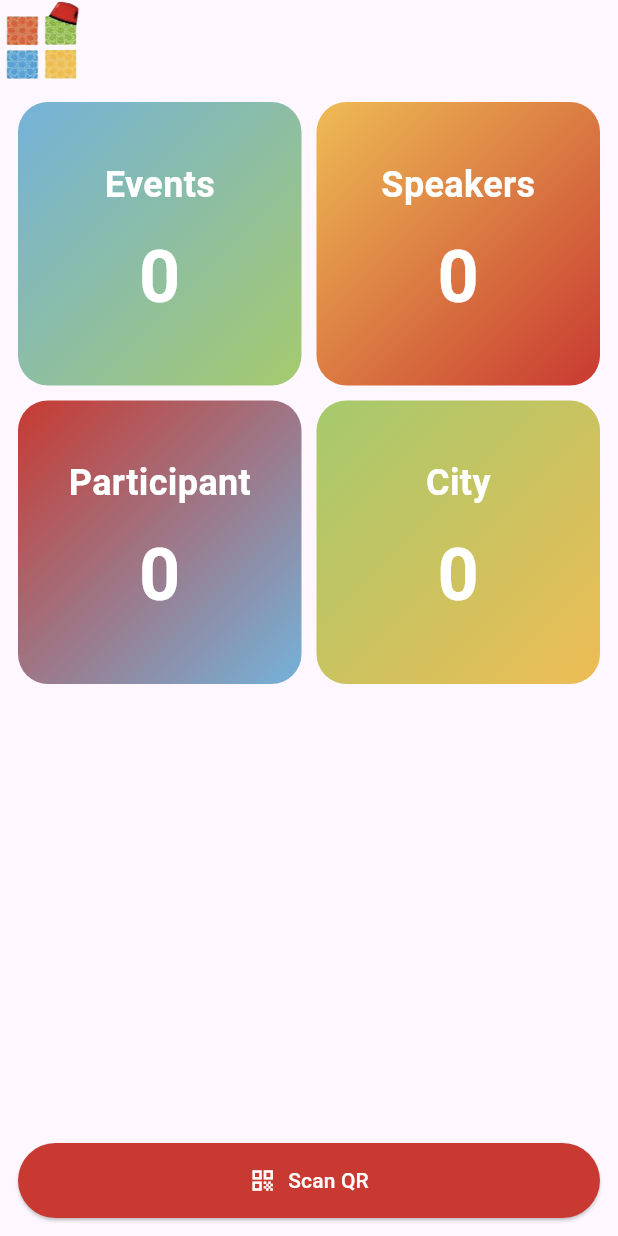
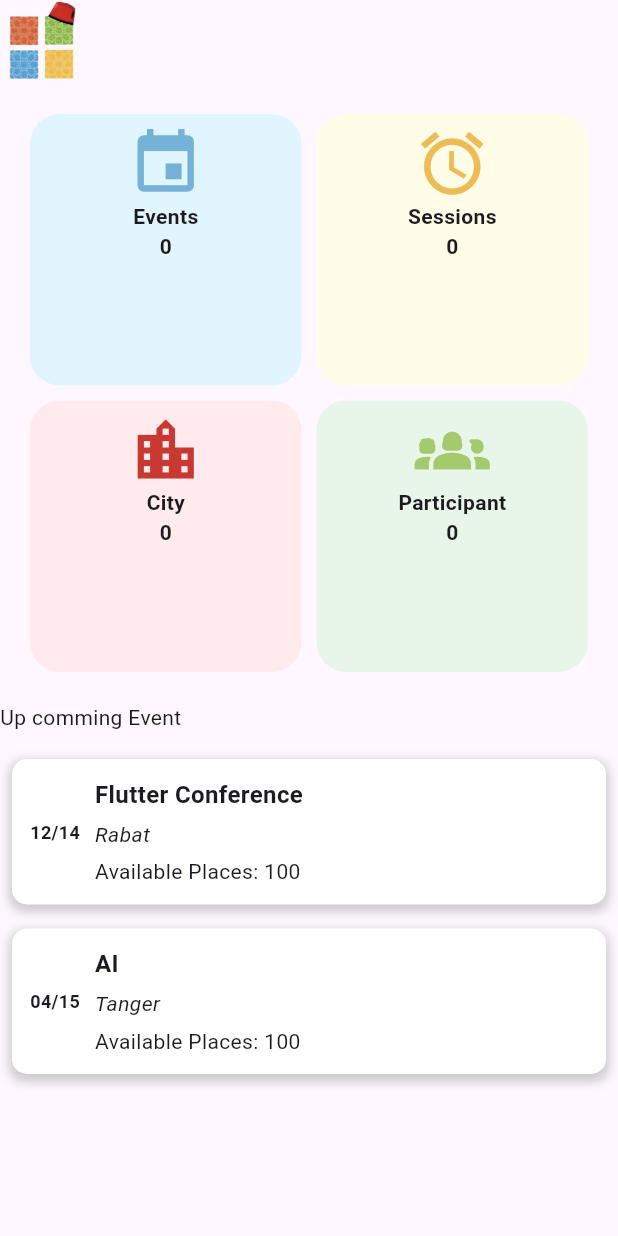
Before and after one commit to MRD-HG/Mobile_MMC, a Flutter app: the ScanPage screen opened directly, on a phone screen of 412 x 824 dp. Run offline on Flutter 3.47's test engine with Material 3 defaults, Android fonts, the light colour scheme and no system bars; our stand-ins replace flutter_spinkit, qr_flutter; missing offline and left inert: flutter_barcode_scanner.

Commit message:
add view to Main Admin Page

```diff
--- a/back_mobile/lib/main.dart
+++ b/back_mobile/lib/main.dart
@@ -12,12 +12,10 @@ class LodingPage extends StatelessWidget {
 
   @override
   Widget build(BuildContext context) {
-    return  const MaterialApp(
-      home:Scaffold(
+    return const MaterialApp(
+        home: Scaffold(
       body: Loding(),
-        )
-
-    );
+    ));
   }
 }
 
@@ -44,12 +42,16 @@ class _LodingState extends State<Loding> {
 
   @override
   Widget build(BuildContext context) {
-    return  MaterialApp(
+    return MaterialApp(
       debugShowCheckedModeBanner: false,
       home: Scaffold(
         body: Center(
             child: Row(
           mainAxisAlignment: MainAxisAlignment.center,
+          children: [
+            Column(
+          mainAxisAlignment: MainAxisAlignment.center,
+
               children: [
                 const Padding(
                     padding: EdgeInsets.all(1),
@@ -60,13 +62,15 @@ class _LodingState extends State<Loding> {
                         height: 150,
                       ),
                     )),
-            Padding(padding: EdgeInsets.only(top: 10),
+                Padding(
+                  padding: EdgeInsets.only(top: 10),
                   child: SpinKitWave(
                     color: Colors.orange[600],
                     size: 30,
-
-
-              ),)
+                  ),
+                )
+              ],
+            ),
           ],
         )),
       ),
--- a/back_mobile/lib/view/Admin/Qr_scanner.dart
+++ b/back_mobile/lib/view/Admin/Qr_scanner.dart
@@ -0,0 +1,76 @@
+import 'package:flutter/material.dart';
+import 'package:flutter/services.dart';
+import 'package:qr_flutter/qr_flutter.dart';
+import 'package:flutter_barcode_scanner/flutter_barcode_scanner.dart';
+
+class QR_Scan extends StatefulWidget {
+  const QR_Scan({super.key});
+
+  @override
+  State<QR_Scan> createState() => _QR_ScanState();
+}
+
+class _QR_ScanState extends State<QR_Scan> {
+   String qrResult="";
+  Future<void>ScanQR()async{
+  try{
+    final qrcode = await FlutterBarcodeScanner.scanBarcode('#ff6666', 'Cancel', true, ScanMode.QR);
+    if(!mounted)return;
+      setState(() {
+        this.qrResult= qrcode.toString();
+      });
+
+  }on PlatformException{
+    Icon(Icons.error);
+    qrResult = "Fail to Read QR Code";
+  }
+
+  }
+
+  @override
+  Widget build(BuildContext context) {
+    return MaterialApp(
+      home: Scaffold(
+        appBar: AppBar(
+          leading: const SizedBox(
+           width: 200,
+            height: 200,
+          child:  Image(
+            image: AssetImage("assets/images/logo-only.png"),
+           width: 100,
+            height: 100,
+            fit: BoxFit.fill,),
+        )
+        ),
+        body: Container(
+          child: Column(
+            mainAxisAlignment: MainAxisAlignment.center,
+            children: [
+              ElevatedButton.icon(
+              label:Center(child: Text("Scan The Code")),
+              icon: Icon(Icons.qr_code_scanner_rounded),
+              onPressed: ()=>{},
+
+              ),
+              SingleChildScrollView(
+                child: Column(
+                  mainAxisAlignment: MainAxisAlignment.center,
+                  children: [
+                    Text(qrResult,style: TextStyle(fontWeight: FontWeight.bold,fontSize: 20),),
+                    ElevatedButton.icon(
+                      onPressed: ScanQR,
+                    icon: const Icon(Icons.qr_code_2_outlined),
+                    label:Text("Scan QR_Code") ,
+
+                      )
+                  ],
+                ),
+              )
+            ],
+          ),
+
+        ),
+      ),
+    );
+  }
+}
--- a/back_mobile/lib/view/Admin/mainAdmin.dart
+++ b/back_mobile/lib/view/Admin/mainAdmin.dart
@@ -10,14 +10,13 @@ class MyApp extends StatelessWidget {
     return MaterialApp(
       debugShowCheckedModeBanner: false,
       home: ScanPage(),
-
     );
   }
 }
 
 class ScanPage extends StatefulWidget {
   @override
-  State<ScanPage> createState() => _ScanPageState();
+  _ScanPageState createState() => _ScanPageState();
 }
 
 class _ScanPageState extends State<ScanPage> {
@@ -25,55 +24,199 @@ class _ScanPageState extends State<ScanPage> {
   Widget build(BuildContext context) {
     return Scaffold(
       appBar: AppBar(
-        // title: const Text("MMC",
-        // style: TextStyle(
-        //   fontWeight: FontWeight.bold,
-        //   color: Color(0xFFc83a31)
-        // ),
-        // ),
-        centerTitle: true,
-        leading:const SizedBox(
-           width: 200,
-            height: 200,
-          child:  Image(
-            image: AssetImage("assets/images/logo-only.png"),
-           width: 100,
-            height: 100,
-            fit: BoxFit.fill,),
-        )
+        leading: Image(image: AssetImage("assets/images/logo-only.png")),
       ),
-      body: Center(
+      body: CustomScrollView(
+        primary: false,
+        slivers: <Widget>[
+          SliverPadding(
+            padding: const EdgeInsets.all(20),
+            sliver: SliverGrid.count(
+              crossAxisSpacing: 10,
+              mainAxisSpacing: 10,
+              crossAxisCount: 2,
+              children: <Widget>[
+                Container(
+                  decoration: BoxDecoration(
+                      color: Colors.lightBlue[50],
+                      borderRadius: BorderRadius.circular(20)),
+                  padding: const EdgeInsets.all(8),
+                  child: const Column(
+                    children: [
+                      Icon(
+                        Icons.event,
+                        size: 50,
+                        color: Color(0xFF74b2da),
+                      ),
+                      Text(
+                        "Events",
+                        style: TextStyle(fontWeight: FontWeight.bold),
+                      ),
+                      Text(
+                        "0",
+                        style: TextStyle(fontWeight: FontWeight.bold),
+                      ),
+                    ],
+                  ),
+                ),
+                Container(
+                  decoration: BoxDecoration(
+                      color: Colors.yellow[50],
+                      borderRadius: BorderRadius.circular(20)),
+                  padding: const EdgeInsets.all(8),
+                  child: const Column(
+                    children: [
+                      Icon(
+                        Icons.alarm,
+                        size: 50,
+                        color: Color(0xFFeebc54),
+                      ),
+                      Text(
+                        "Sessions",
+                        style: TextStyle(fontWeight: FontWeight.bold),
+                      ),
+                      Text(
+                        "0",
+                        style: TextStyle(fontWeight: FontWeight.bold),
+                      ),
+                    ],
+                  ),
+                ),
+                Container(
+                  decoration: BoxDecoration(
+                      color: Colors.red[50],
+                      borderRadius: BorderRadius.circular(20)),
+                  padding: const EdgeInsets.all(8),
+                  child: const Column(
+                    children: [
+                      Icon(
+                        Icons.location_city,
+                        size: 50,
+                        color: Color(0xFFc83a31),
+                      ),
+                      Text(
+                        "City",
+                        style: TextStyle(fontWeight: FontWeight.bold),
+                      ),
+                      Text(
+                        "0",
+                        style: TextStyle(fontWeight: FontWeight.bold),
+                      ),
+                    ],
+                  ),
+                ),
+                Container(
+                  decoration: BoxDecoration(
+                      color: Colors.green[50],
+                      borderRadius: BorderRadius.circular(20)),
+                  padding: const EdgeInsets.all(8),
+                  child: const Column(
+                    children: [
+                      Icon(
+                        Icons.groups_2,
+                        size: 50,
+                        color: Color(0xFFa5ca6d),
+                      ),
+                      Text(
+                        "Participant",
+                        style: TextStyle(fontWeight: FontWeight.bold),
+                      ),
+                      Text(
+                        "0",
+                        style: TextStyle(fontWeight: FontWeight.bold),
+                      ),
+                    ],
+                  ),
+                ),
+              ],
+            ),
+          ),
+          const SliverToBoxAdapter(
+            child: Column(
+              crossAxisAlignment: CrossAxisAlignment.start,
+              children: [
+                Text("Up comming Event"),
+                SizedBox(height: 10),
+                EventDetailCard(
+                  date: "12/14",
+                  eventName: "Flutter Conference",
+                  places: 100,
+                  local:"Rabat" ,
+                ),
+                EventDetailCard(
+                  date: "04/15",
+                  eventName: "AI",
+                  places: 100,
+                  local:"Tanger"
+                ),
+              ],
+            ),
+          ),
+        ],
+      ),
+    );
+  }
+}
+class EventDetailCard extends StatelessWidget {
+  final String date;
+  final String eventName;
+  final int places;
+  final String local;
+
+  const EventDetailCard({
+    Key? key,
+    required this.date,
+    required this.eventName,
+    required this.places,
+    required this.local,
+  }) : super(key: key);
+
+  @override
+  Widget build(BuildContext context) {
+    return Padding(
+      padding: const EdgeInsets.all(8.0),
+      child: Container(
+        decoration: BoxDecoration(
+          color: Colors.white,
+          borderRadius: BorderRadius.circular(10),
+          boxShadow: [
+            BoxShadow(
+              color: Colors.grey.withOpacity(0.5),
+              spreadRadius: 2,
+              blurRadius: 5,
+              offset: Offset(0, 3),
+            ),
+          ],
+        ),
         child: Padding(
-          padding: const EdgeInsets.all(12),
-          child: Column(
-            children: [
+          padding: const EdgeInsets.all(12.0),
+          child: Row(
+            mainAxisAlignment: MainAxisAlignment.spaceBetween,
+            children: <Widget>[
+              Text(
+                '$date',
+                style: TextStyle(fontWeight: FontWeight.bold, fontSize: 12),
+              ),
+              SizedBox(width: 10),
               Expanded(
-                child: GridView.count(
-                  shrinkWrap: true,
-                  crossAxisCount: 2,
-                  crossAxisSpacing: 10,
-                  mainAxisSpacing: 10,
+                child: Column(
+                  crossAxisAlignment: CrossAxisAlignment.start,
                   children: [
-                    CounterCard(color1: Color(0xFF74b2da), color2: Color(0xFFa5ca6d), text: 'Events'),
-                    CounterCard(color1: Color(0xFFeebc54), color2: Color(0xFFc83a31), text: 'Speakers'),
-                    CounterCard(color1: Color(0xFFc83a31), color2: Color(0xFF74b2da), text: 'Participant'),
-                    CounterCard(color1: Color(0xFFa5ca6d), color2: Color(0xFFeebc54), text: 'City'),
+                    Text(
+                      '$eventName',
+                      style: TextStyle(fontWeight: FontWeight.bold, fontSize: 16),
+                    ),
+                    SizedBox(height: 5),
+                    Text(
+                      '$local',
+                      style: TextStyle(fontStyle: FontStyle.italic, fontSize: 14),
+                    ),
+                    SizedBox(height: 5),
+                    Text(
+                      'Available Places: $places',
+                      style: TextStyle(fontStyle: FontStyle.normal, fontSize: 14),
+                    ),
                   ],
-                ),
-              ),
-              SizedBox(
-                width: double.infinity,
-                child: ElevatedButton.icon(
-                  onPressed: () {},
-                  icon: Icon(Icons.qr_code, color: Colors.white),
-                  label: Text("Scan QR", style: TextStyle(color: Colors.white)),
-                  style: ElevatedButton.styleFrom(
-                    backgroundColor: const Color(0xFFC83A31),
-                    padding: const EdgeInsets.symmetric(vertical: 15),
-                    shape: RoundedRectangleBorder(
-                      borderRadius: BorderRadius.circular(30),
-                    ),
-                  ),
                 ),
               ),
             ],
@@ -83,65 +226,3 @@ class _ScanPageState extends State<ScanPage> {
     );
   }
 }
-
-class CounterCard extends StatefulWidget {
-  final Color color1;
-  final Color color2;
-  final String text;
-
-  CounterCard({required this.color1, required this.color2, required this.text});
-
-  @override
-  _CounterCardState createState() => _CounterCardState();
-}
-
-class _CounterCardState extends State<CounterCard> {
-  int counter = 0;
-
-  void incrementCounter() {
-    setState(() {
-      counter++;
-    });
-  }
-
-  @override
-  Widget build(BuildContext context) {
-    return GestureDetector(
-      onTap: incrementCounter,
-      child: Container(
-        decoration: BoxDecoration(
-          borderRadius: BorderRadius.circular(20),
-          gradient: LinearGradient(
-            colors: [widget.color1, widget.color2],
-            begin: Alignment.topLeft,
-            end: Alignment.bottomRight,
-          ),
-        ),
-        child: Center(
-          child: Column(
-            mainAxisAlignment: MainAxisAlignment.center,
-            children: [
-              Text(
-                widget.text,
-                style: TextStyle(
-                  color: Colors.white,
-                  fontSize: 24,
-                  fontWeight: FontWeight.bold,
-                ),
-              ),
-              SizedBox(height: 10),
-              Text(
-                '$counter',
-                style: TextStyle(
-                  color: Colors.white,
-                  fontSize: 48,
-                  fontWeight: FontWeight.bold,
-                ),
-              ),
-            ],
-          ),
-        ),
-      ),
-    );
-  }
-}
--- a/back_mobile/lib/view/Register/Login.dart
+++ b/back_mobile/lib/view/Register/Login.dart
@@ -24,7 +24,7 @@ class _LoginPageState extends State<LoginPage> {
             child: Column(
               crossAxisAlignment: CrossAxisAlignment.start,
               children: [
-                const SizedBox(height: 30),
+                const SizedBox(height: 5),
                 Center(
                   child: Image(
                     image: AssetImage("assets/images/1702198475838.jpg"),
@@ -32,7 +32,7 @@ class _LoginPageState extends State<LoginPage> {
                     height: 150,
                   ),
                 ),
-                const SizedBox(height: 20),
+                const SizedBox(height: 15),
                 Padding(
                   padding: const EdgeInsets.all(5),
                   child: Column(
--- a/back_mobile/pubspec.yaml
+++ b/back_mobile/pubspec.yaml
@@ -38,6 +38,8 @@ dependencies:
   # Use with the CupertinoIcons class for iOS style icons.
   cupertino_icons: ^1.0.2
   qr_code_scanner: ^1.0.1
+  qr_flutter: ^4.1.0
+  flutter_barcode_scanner: 2.0.0
 
 dev_dependencies:
   flutter_test:
```
Also changed, not shown: back_mobile/pubspec.lock. Lines whose indentation alone changed are shown as unchanged.
